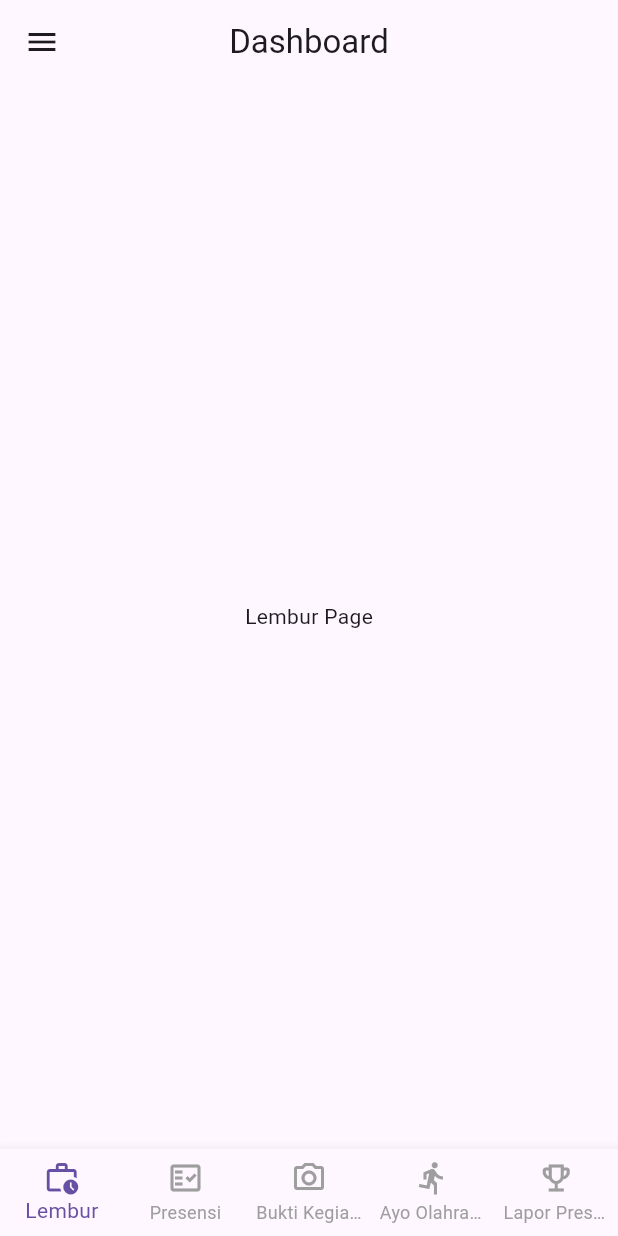
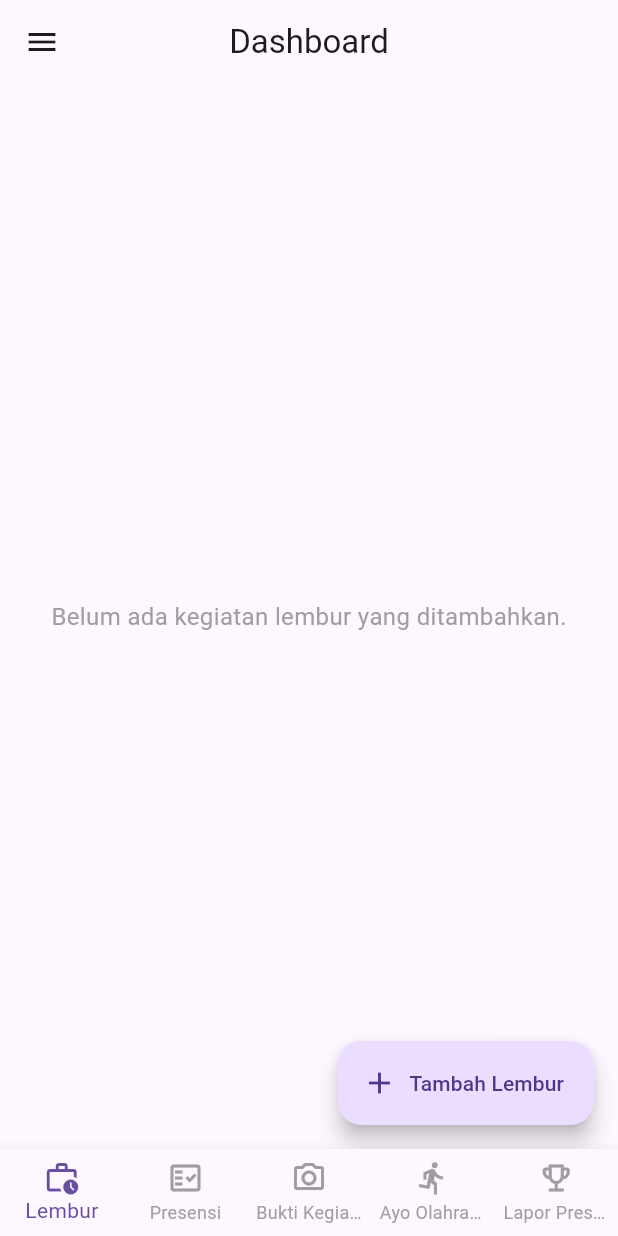
Before and after one commit to reddishowo/blbc-2025, a Flutter app: the screen it shows once a user with an empty profile is signed in, on a phone screen of 412 x 824 dp. Run offline on Flutter 3.47's test engine with Material 3 defaults, Android fonts, the phone set to English and light mode, and no system bars; our stand-ins replace cloud_firestore, firebase_auth, firebase_core, get, google_sign_in, image_picker; accounts and stored records are empty.

Commit message:
Implement Lembur feature with bindings, controllers, and views; add routes and model for overtime data

```diff
--- /dev/null
+++ b/lib/app/models/lembur_data.dart
@@ -0,0 +1,36 @@
+import 'package:cloud_firestore/cloud_firestore.dart';
+
+class LemburModel {
+  final String id;
+  final String activityType;
+  final Timestamp date;
+  final String startTime;
+  final String endTime;
+  final String photoUrl;
+  final String userName;
+
+  LemburModel({
+    required this.id,
+    required this.activityType,
+    required this.date,
+    required this.startTime,
+    required this.endTime,
+    required this.photoUrl,
+    required this.userName,
+  });
+
+  // Factory constructor to create an instance from a Firestore document
+  factory LemburModel.fromFirestore(DocumentSnapshot doc) {
+    Map<String, dynamic> data = doc.data() as Map<String, dynamic>;
+    return LemburModel(
+      id: doc.id,
+      activityType: data['activityType'] ?? 'N/A',
+      // Ensure 'date' is handled correctly, it might be 'createdAt'
+      date: data['createdAt'] ?? Timestamp.now(),
+      startTime: data['startTime'] ?? 'N/A',
+      endTime: data['endTime'] ?? 'N/A',
+      photoUrl: data['photoUrl'] ?? '',
+      userName: data['userName'] ?? 'N/A',
+    );
+  }
+}
--- a/lib/app/modules/home/controllers/home_controller.dart
+++ b/lib/app/modules/home/controllers/home_controller.dart
@@ -1,5 +1,6 @@
 import 'package:get/get.dart';
 import 'package:flutter/material.dart';
+import 'package:sppdn/app/modules/lembur/views/lembur_view.dart';
 import '../../auth/controllers/auth_controller.dart';
 
 class HomeController extends GetxController {
@@ -11,7 +12,7 @@ class HomeController extends GetxController {
 
   // A list of widget options to be displayed in the body based on the selected tab
   static final List<Widget> widgetOptions = <Widget>[
-    const Center(child: Text('Lembur Page')),
+    const LemburView(),
     const Center(child: Text('Presensi Page')),
     const Center(child: Text('Bukti Kegiatan Page')),
     const Center(child: Text('Ayo Olahraga Page')),
--- /dev/null
+++ b/lib/app/modules/lembur/views/lembur_view.dart
@@ -0,0 +1,83 @@
+import 'package:flutter/material.dart';
+import 'package:get/get.dart';
+import 'package:intl/intl.dart';
+import 'package:sppdn/app/routes/app_pages.dart';
+import '../controllers/lembur_controller.dart';
+
+class LemburView extends GetView<LemburController> {
+  const LemburView({super.key});
+
+  @override
+  Widget build(BuildContext context) {
+    return Scaffold(
+      body: Obx(() {
+        if (controller.isLoading.value) {
+          return const Center(child: CircularProgressIndicator());
+        }
+
+        if (controller.lemburList.isEmpty) {
+          return const Center(
+            child: Text(
+              'Belum ada kegiatan lembur yang ditambahkan.',
+              style: TextStyle(fontSize: 16, color: Colors.grey),
+            ),
+          );
+        }
+
+        return ListView.builder(
+          padding: const EdgeInsets.all(8.0),
+          itemCount: controller.lemburList.length,
+          itemBuilder: (context, index) {
+            final lembur = controller.lemburList[index];
+            final formattedDate = DateFormat('EEEE, d MMMM yyyy', 'id_ID').format(lembur.date.toDate());
+
+            return Card(
+              elevation: 3,
+              margin: const EdgeInsets.symmetric(vertical: 8.0),
+              child: ListTile(
+                contentPadding: const EdgeInsets.symmetric(vertical: 8.0, horizontal: 16.0),
+
+                // --- START OF CHANGES ---
+                leading: SizedBox(
+                  width: 60,  // Constrain the width of the leading area
+                  height: 60, // Constrain the height of the leading area
+                  child: ClipRRect(
+                    borderRadius: BorderRadius.circular(8.0),
+                    child: Image.network(
+                      lembur.photoUrl,
+                      fit: BoxFit.cover,
+                      // The width and height properties are now controlled by the parent SizedBox
+                      loadingBuilder: (context, child, loadingProgress) {
+                        if (loadingProgress == null) return child;
+                        return const Center(child: CircularProgressIndicator());
+                      },
+                      errorBuilder: (context, error, stackTrace) {
+                        // Wrapping the Icon in a Center looks better
+                        return const Center(child: Icon(Icons.broken_image));
+                      },
+                    ),
+                  ),
+                ),
+                // --- END OF CHANGES ---
+
+                title: Text(
+                  lembur.activityType,
+                  style: const TextStyle(fontWeight: FontWeight.bold),
+                ),
+                subtitle: Text(
+                  '$formattedDate\nJam: ${lembur.startTime} - ${lembur.endTime}',
+                ),
+                isThreeLine: true,
+              ),
+            );
+          },
+        );
+      }),
+      floatingActionButton: FloatingActionButton.extended(
+        onPressed: () => Get.toNamed(Routes.ADD_LEMBUR),
+        label: const Text('Tambah Lembur'),
+        icon: const Icon(Icons.add),
+      ),
+    );
+  }
+}
--- a/lib/app/routes/app_pages.dart
+++ b/lib/app/routes/app_pages.dart
@@ -1,22 +1,26 @@
-// ignore_for_file: constant_identifier_names
-
 import 'package:get/get.dart';
 
-// Import all necessary bindings and views
+import '../modules/add_lembur/bindings/add_lembur_binding.dart';
+import '../modules/add_lembur/views/add_lembur_view.dart';
 import '../modules/auth/bindings/auth_binding.dart';
 import '../modules/home/bindings/home_binding.dart';
 import '../modules/home/views/home_view.dart';
+import '../modules/lembur/bindings/lembur_binding.dart';
+import '../modules/lembur/views/lembur_view.dart';
 import '../modules/login/bindings/login_binding.dart';
 import '../modules/login/views/login_view.dart';
 import '../modules/register/bindings/register_binding.dart';
 import '../modules/register/views/register_view.dart';
+
+// ignore_for_file: constant_identifier_names
+
+// Import all necessary bindings and views
 
 part 'app_routes.dart';
 
 class AppPages {
   AppPages._();
 
-  // The initial route is HOME, but AuthController will redirect if not logged in.
   static const INITIAL = Routes.HOME;
 
   static final routes = [
@@ -24,7 +28,6 @@ class AppPages {
       name: _Paths.HOME,
       page: () => const HomeView(),
       binding: HomeBinding(),
-      // Use a binding that also ensures the AuthController is ready
       bindings: [AuthBinding(), HomeBinding()],
     ),
     GetPage(
@@ -37,5 +40,16 @@ class AppPages {
       page: () => const RegisterView(),
       binding: RegisterBinding(),
     ),
+    // Tambahkan GetPage baru
+    GetPage(
+      name: _Paths.LEMBUR,
+      page: () => const LemburView(),
+      binding: LemburBinding(),
+    ),
+    GetPage(
+      name: _Paths.ADD_LEMBUR,
+      page: () => const AddLemburView(),
+      binding: AddLemburBinding(),
+    ),
   ];
 }
--- a/lib/app/routes/app_routes.dart
+++ b/lib/app/routes/app_routes.dart
@@ -1,14 +1,13 @@
-// ignore_for_file: constant_identifier_names
-
 part of 'app_pages.dart';
-// DO NOT EDIT. This is code generated via package:get_cli/get_cli.dart
 
 abstract class Routes {
   Routes._();
   static const HOME = _Paths.HOME;
   static const LOGIN = _Paths.LOGIN;
   static const REGISTER = _Paths.REGISTER;
-  // AUTH route is not needed as a page, but as a controller binding.
+  // Tambahkan route baru
+  static const LEMBUR = _Paths.LEMBUR;
+  static const ADD_LEMBUR = _Paths.ADD_LEMBUR;
 }
 
 abstract class _Paths {
@@ -16,4 +15,7 @@ abstract class _Paths {
   static const HOME = '/home';
   static const LOGIN = '/login';
   static const REGISTER = '/register';
+  // Tambahkan path baru
+  static const LEMBUR = '/lembur';
+  static const ADD_LEMBUR = '/add-lembur';
 }
--- a/pubspec.yaml
+++ b/pubspec.yaml
@@ -19,15 +19,13 @@ dependencies:
   firebase_core: ^2.27.1
   firebase_auth: ^4.17.9
   cloud_firestore: ^4.15.9
-  # firebase_storage: ^11.6.10
   google_sign_in: ^6.2.1 # REKOMENDASI: Versi stabil terbaru
   flutter_launcher_icons: ^0.13.1
-
+  image_picker: ^1.1.2 # For picking images from gallery/camera
   http: ^1.2.1
 
   # Utilitas
   flutter_native_splash: ^2.4.0 # Sesuaikan dengan versi SDK, 2.4.0 lebih aman
-  image_picker: ^1.0.7
   flutter_image_compress: ^2.2.0
   intl: ^0.19.0
   cached_network_image: ^3.3.1
```
Also changed, not shown: lib/app/modules/add_lembur/bindings/add_lembur_binding.dart (added, +9 -0 lines), lib/app/modules/add_lembur/controllers/add_lembur_controller.dart (added, +187 -0 lines), lib/app/modules/add_lembur/views/add_lembur_view.dart (added, +170 -0 lines), lib/app/modules/home/bindings/home_binding.dart (+3 -4 lines), lib/app/modules/lembur/bindings/lembur_binding.dart (added, +9 -0 lines), lib/app/modules/lembur/controllers/lembur_controller.dart (added, +46 -0 lines), lib/main.dart (+3 -4 lines).
